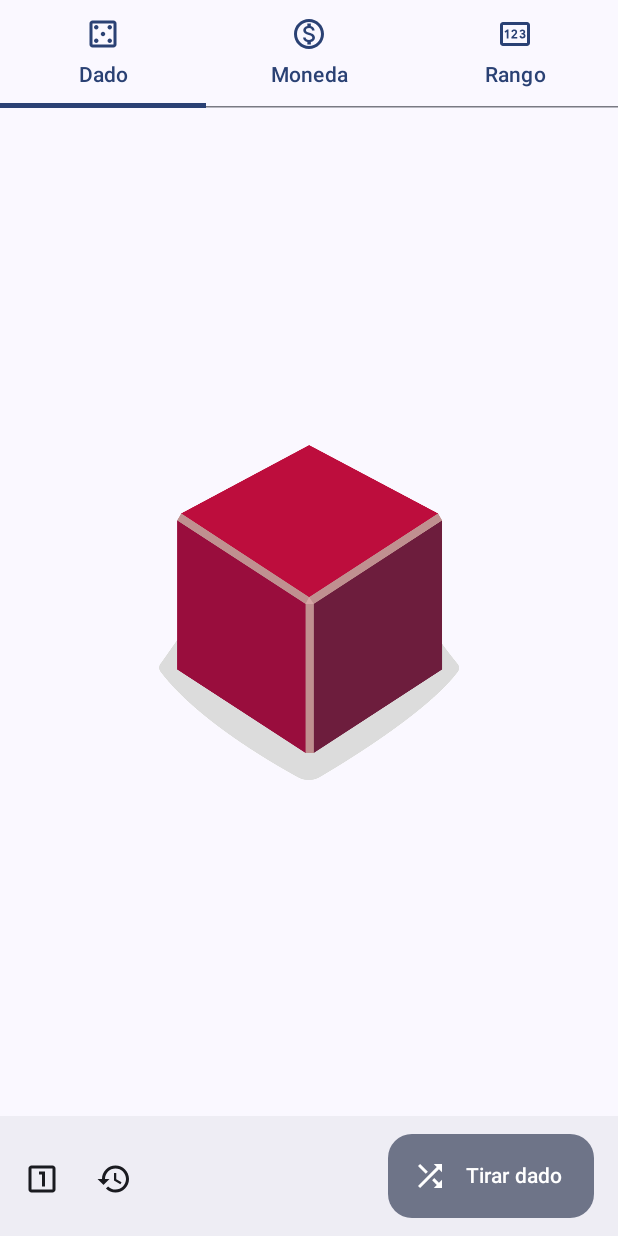
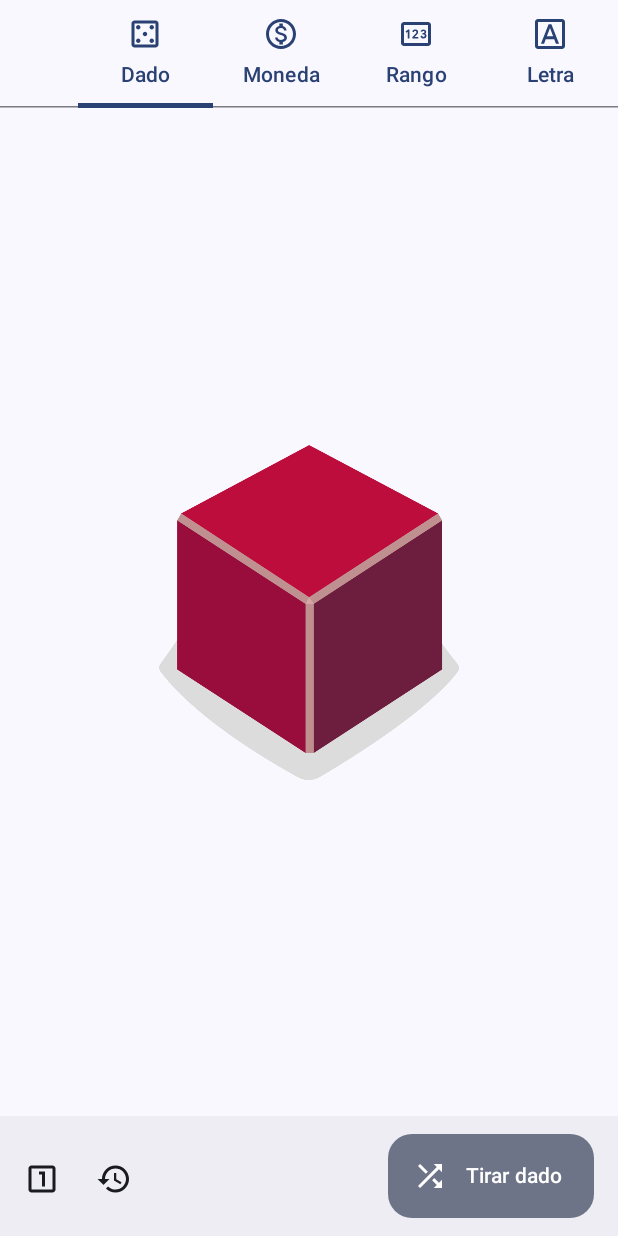
Before and after one commit to DanielSevillano/azar, an Android app built with Jetpack Compose: the screen it shows after launch (MainActivity), on a phone screen of 412 x 824 dp. Run offline under Robolectric (Android 15) with nearby library versions, the phone set to English and light mode, and no system bars; our stand-ins replace accompanist, window size class.

Commit message:
Nueva sección y reestructuración menor.

```diff
--- a/app/src/main/java/com/daniel/azar/Azar.kt
+++ b/app/src/main/java/com/daniel/azar/Azar.kt
@@ -9,6 +9,10 @@ import androidx.compose.runtime.*
 import androidx.compose.runtime.saveable.rememberSaveable
 import androidx.compose.ui.Modifier
 import androidx.lifecycle.viewmodel.compose.viewModel
+import com.daniel.azar.contenido.ContenidoDado
+import com.daniel.azar.contenido.ContenidoLetra
+import com.daniel.azar.contenido.ContenidoMoneda
+import com.daniel.azar.contenido.ContenidoRango
 
 @OptIn(ExperimentalMaterial3Api::class, ExperimentalFoundationApi::class)
 @Composable
@@ -36,8 +40,9 @@ fun Azar(
                 tirarElemento = { elemento -> viewModel.tirarElemento(elemento) },
                 cambiarNumeroSeleccionado = { numero -> viewModel.numeroElementos = numero },
                 abrirHistorial = { historialAbierto = true },
-                valoresElemento = viewModel.valoresElemento(elementoSeleccionado)
-            ) { elemento -> viewModel.borrarValoresElemento(elemento) }
+                valoresElemento = viewModel.valoresElemento(elementoSeleccionado),
+                borrarValores = { elemento -> viewModel.borrarValoresElemento(elemento) }
+            )
         }
     ) { paddingValues ->
         HorizontalPager(
@@ -69,6 +74,12 @@ fun Azar(
                     finalRango = viewModel.finalRango,
                     abrirDialogoRango = { dialogoRangoAbierto = true }
                 )
+
+                Elemento.Letra -> ContenidoLetra(
+                    valoresElemento = viewModel.valoresLetra,
+                    gradosRotacion = viewModel.gradosRotacion,
+                    tirarElemento = { viewModel.tirarElemento(Elemento.Letra) }
+                )
             }
         }
 
--- a/app/src/main/java/com/daniel/azar/BarraInferior.kt
+++ b/app/src/main/java/com/daniel/azar/BarraInferior.kt
@@ -63,6 +63,7 @@ fun BarraInferior(
                                 Elemento.Dado -> R.string.tirar_dado
                                 Elemento.Moneda -> R.string.tirar_moneda
                                 Elemento.Rango -> R.string.tirar_rango
+                                Elemento.Letra -> R.string.tirar_letra
                             }
                         )
                     )
@@ -74,6 +75,7 @@ fun BarraInferior(
                             Elemento.Dado -> stringResource(id = R.string.tirar_dado)
                             Elemento.Moneda -> stringResource(id = R.string.tirar_moneda)
                             Elemento.Rango -> stringResource(id = R.string.tirar_rango)
+                            Elemento.Letra -> stringResource(id = R.string.tirar_letra)
                         }
                     )
                 },
--- a/app/src/main/java/com/daniel/azar/BarraSuperior.kt
+++ b/app/src/main/java/com/daniel/azar/BarraSuperior.kt
@@ -2,10 +2,7 @@ package com.daniel.azar
 
 import androidx.compose.foundation.ExperimentalFoundationApi
 import androidx.compose.foundation.pager.PagerState
-import androidx.compose.material3.Icon
-import androidx.compose.material3.Tab
-import androidx.compose.material3.TabRow
-import androidx.compose.material3.Text
+import androidx.compose.material3.*
 import androidx.compose.runtime.Composable
 import androidx.compose.runtime.rememberCoroutineScope
 import androidx.compose.ui.res.stringResource
@@ -19,7 +16,7 @@ fun BarraSuperior(
 ) {
     val coroutineScope = rememberCoroutineScope()
 
-    TabRow(selectedTabIndex = estadoPager.currentPage) {
+    ScrollableTabRow(selectedTabIndex = estadoPager.currentPage) {
         if (usarIconos) {
             Elemento.values().forEachIndexed { indice, elemento ->
                 Tab(
--- a/app/src/main/java/com/daniel/azar/Elemento.kt
+++ b/app/src/main/java/com/daniel/azar/Elemento.kt
@@ -2,9 +2,7 @@ package com.daniel.azar
 
 import androidx.annotation.StringRes
 import androidx.compose.material.icons.Icons
-import androidx.compose.material.icons.outlined.Casino
-import androidx.compose.material.icons.outlined.MonetizationOn
-import androidx.compose.material.icons.outlined.Pin
+import androidx.compose.material.icons.outlined.*
 import androidx.compose.ui.graphics.vector.ImageVector
 
 enum class Elemento(
@@ -22,5 +20,9 @@ enum class Elemento(
     Rango(
         nombre = R.string.elemento_rango,
         icono = Icons.Outlined.Pin
+    ),
+    Letra(
+        nombre = R.string.elemento_letra,
+        icono = Icons.Outlined.FontDownload
     )
 }
--- a/app/src/main/java/com/daniel/azar/ContenidoDado.kt
+++ b/app/src/main/java/com/daniel/azar/contenido/ContenidoDado.kt
@@ -1,4 +1,4 @@
-package com.daniel.azar
+package com.daniel.azar.contenido
 
 import androidx.compose.animation.core.animateFloatAsState
 import androidx.compose.foundation.Image
@@ -14,6 +14,7 @@ import androidx.compose.ui.draw.rotate
 import androidx.compose.ui.res.painterResource
 import androidx.compose.ui.res.stringResource
 import androidx.compose.ui.unit.dp
+import com.daniel.azar.R
 
 @Composable
 fun ContenidoDado(
--- a/app/src/main/java/com/daniel/azar/ContenidoMoneda.kt
+++ b/app/src/main/java/com/daniel/azar/contenido/ContenidoMoneda.kt
@@ -1,4 +1,4 @@
-package com.daniel.azar
+package com.daniel.azar.contenido
 
 import androidx.compose.animation.core.animateFloatAsState
 import androidx.compose.foundation.Image
@@ -14,6 +14,7 @@ import androidx.compose.ui.draw.rotate
 import androidx.compose.ui.res.painterResource
 import androidx.compose.ui.res.stringResource
 import androidx.compose.ui.unit.dp
+import com.daniel.azar.R
 
 @Composable
 fun ContenidoMoneda(
--- a/app/src/main/java/com/daniel/azar/ContenidoRango.kt
+++ b/app/src/main/java/com/daniel/azar/contenido/ContenidoRango.kt
@@ -1,4 +1,4 @@
-package com.daniel.azar
+package com.daniel.azar.contenido
 
 import androidx.compose.animation.core.animateFloatAsState
 import androidx.compose.foundation.background
--- a/app/src/main/res/values/strings.xml
+++ b/app/src/main/res/values/strings.xml
@@ -24,4 +24,6 @@
     <string name="numero_dos">Dos</string>
     <string name="numero_tres">Tres</string>
     <string name="borrar">Borrar</string>
+    <string name="elemento_letra">Letra</string>
+    <string name="tirar_letra">Letra aleatoria</string>
 </resources>
```
Also changed, not shown: app/src/main/java/com/daniel/azar/AzarViewModel.kt (+10 -0 lines), app/src/main/java/com/daniel/azar/Historial.kt (+11 -0 lines), app/src/main/java/com/daniel/azar/contenido/ContenidoLetra.kt (added, +59 -0 lines).
